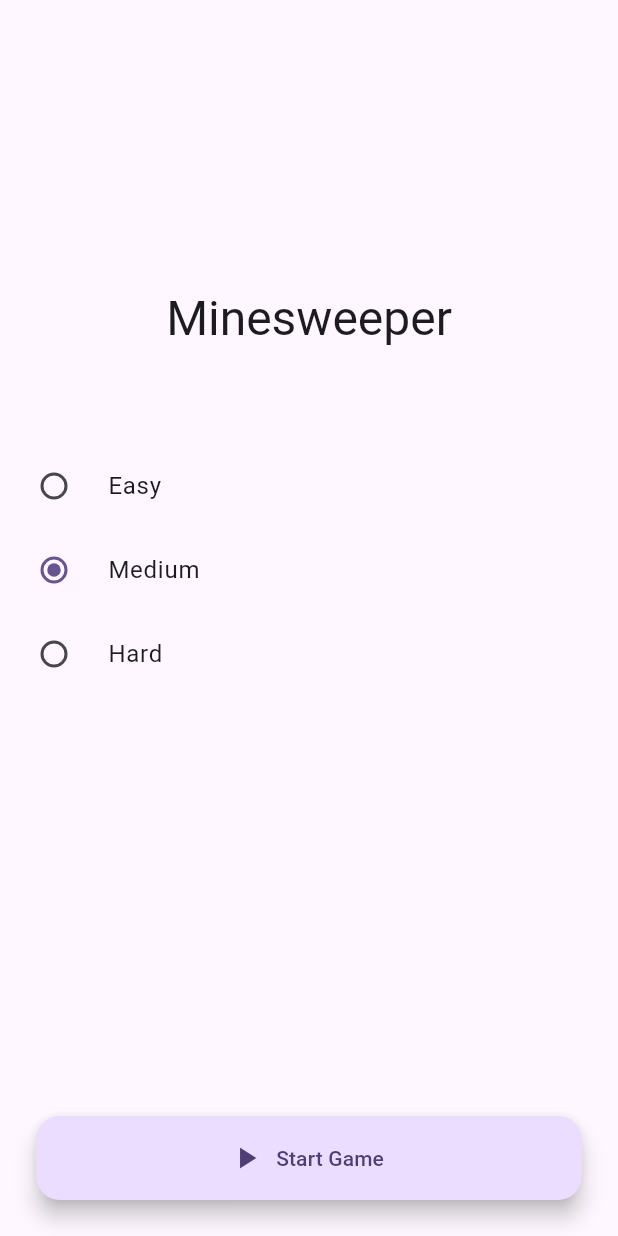
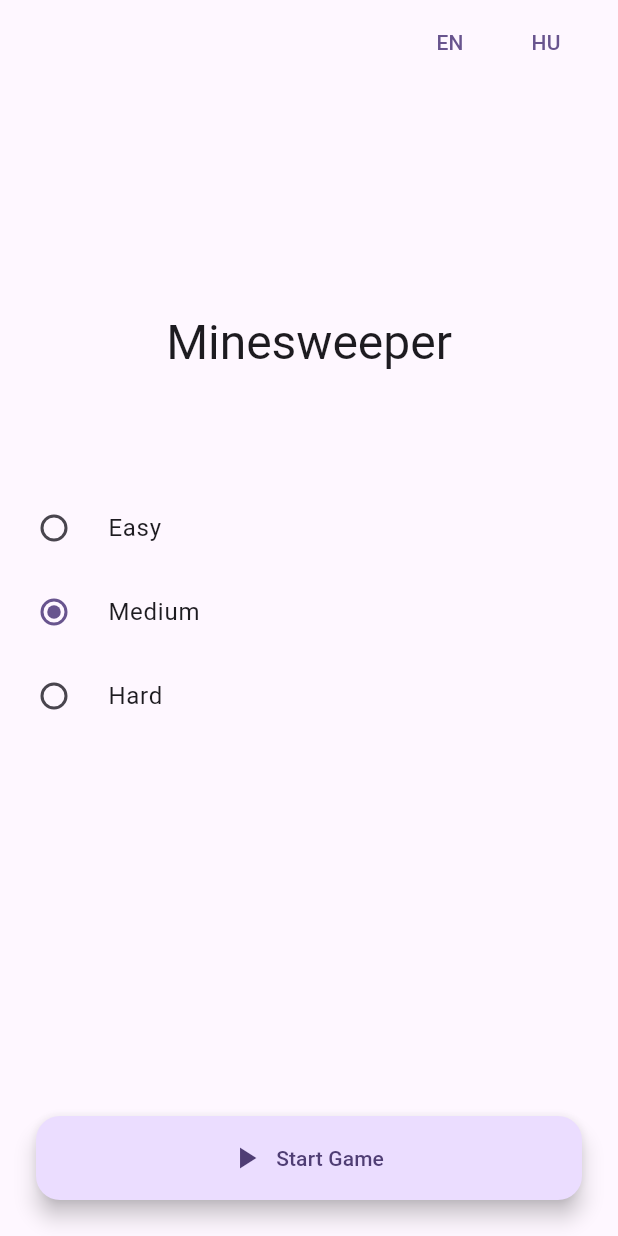
Before and after one commit to edwardnagy/minesweeper-crossplatform, a Flutter app: the screen it shows after launch, on a phone screen of 412 x 824 dp. Run offline on Flutter 3.47's test engine with Material 2 defaults, Android fonts, the phone set to English and light mode, and no system bars; generated files the repository leaves out were written again.

Commit message:
Internationalize app

```diff
--- /dev/null
+++ b/lib/l10n/app_localization_provider.dart
@@ -0,0 +1,18 @@
+import 'dart:ui';
+
+import 'package:flutter/foundation.dart';
+
+class AppLocalizationProvider with ChangeNotifier {
+  static AppLocalizationProvider? _instance;
+
+  static AppLocalizationProvider get instance => _instance ??= AppLocalizationProvider();
+
+  Locale? _locale;
+
+  Locale? get locale => _locale;
+
+  void setLocale(Locale locale) {
+    _locale = locale;
+    notifyListeners();
+  }
+}
--- /dev/null
+++ b/lib/view/main_menu/language_selector.dart
@@ -0,0 +1,35 @@
+import 'package:flutter/material.dart';
+
+import '../../l10n/app_localization_provider.dart';
+import '../../l10n/app_localizations.dart';
+
+class LanguageSelector extends StatelessWidget {
+  const LanguageSelector({super.key});
+
+  @override
+  Widget build(BuildContext context) {
+    return AnimatedBuilder(
+      animation: AppLocalizationProvider.instance,
+      builder: (context, _) {
+        const locales = AppLocalizations.supportedLocales;
+        final currentLocale = AppLocalizationProvider.instance.locale;
+        final setLocale = AppLocalizationProvider.instance.setLocale;
+
+        return Row(
+          children: locales.map(
+            (locale) {
+              return TextButton(
+                onPressed: locale != currentLocale
+                    ? () {
+                        setLocale(locale);
+                      }
+                    : null,
+                child: Text(locale.languageCode.toUpperCase()),
+              );
+            },
+          ).toList(),
+        );
+      },
+    );
+  }
+}
--- a/lib/view/main_menu/main_menu_screen.dart
+++ b/lib/view/main_menu/main_menu_screen.dart
@@ -3,6 +3,7 @@ import 'package:flutter/material.dart';
 import '../../l10n/app_localizations.dart';
 import '../../model/game_configuration.dart';
 import '../game/game_screen.dart';
+import 'language_selector.dart';
 
 /// Allows the user to select a game configuration (easy, medium or hard) and start a new game. Language selection is
 /// also available.
@@ -25,11 +26,14 @@ class _MainMenuScreenState extends State<MainMenuScreen> {
   @override
   Widget build(BuildContext context) {
     return Scaffold(
+      appBar: AppBar(
+        actions: const [LanguageSelector(), SizedBox(width: 16)],
+      ),
       body: Column(
         mainAxisAlignment: MainAxisAlignment.center,
         crossAxisAlignment: CrossAxisAlignment.stretch,
         children: [
-          const Spacer(flex: 3),
+          const Spacer(flex: 2),
           Text(
             AppLocalizations.of(context).title,
             textAlign: TextAlign.center,
@@ -44,7 +48,7 @@ class _MainMenuScreenState extends State<MainMenuScreen> {
               onChanged: _changeDifficulty,
             ),
           ],
-          const Spacer(flex: 4),
+          const Spacer(flex: 3),
           Padding(
             padding: const EdgeInsets.all(24.0),
             child: FloatingActionButton.extended(
--- a/lib/view/root_widget.dart
+++ b/lib/view/root_widget.dart
@@ -1,5 +1,6 @@
 import 'package:flutter/material.dart';
 
+import '../l10n/app_localization_provider.dart';
 import '../l10n/app_localizations.dart';
 import 'main_menu/main_menu_screen.dart';
 
@@ -8,15 +9,21 @@ class RootWidget extends StatelessWidget {
 
   @override
   Widget build(BuildContext context) {
+    return AnimatedBuilder(
+      animation: AppLocalizationProvider.instance,
+      builder: (context, _) {
         return MaterialApp(
-      onGenerateTitle: (context) => AppLocalizations.of(context).title,
           localizationsDelegates: AppLocalizations.localizationsDelegates,
           supportedLocales: AppLocalizations.supportedLocales,
+          locale: AppLocalizationProvider.instance.locale,
+          onGenerateTitle: (context) => AppLocalizations.of(context).title,
           theme: ThemeData(
             colorScheme: ColorScheme.fromSeed(seedColor: Colors.deepPurple),
             useMaterial3: true,
           ),
           home: const MainMenuScreen(),
         );
+      },
+    );
   }
 }
```
Also changed, not shown: lib/l10n/app_hu.arb (added, +10 -0 lines). Lines whose indentation alone changed are shown as unchanged.
